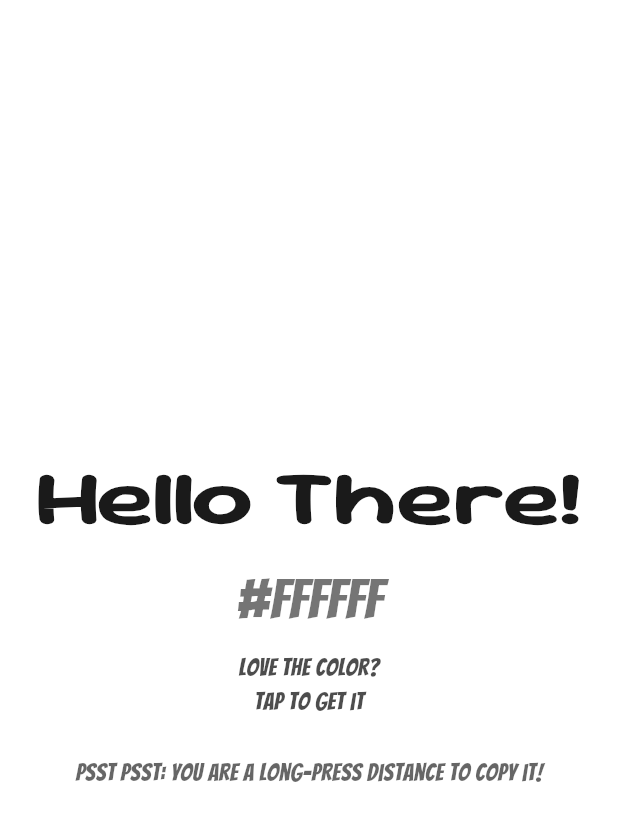
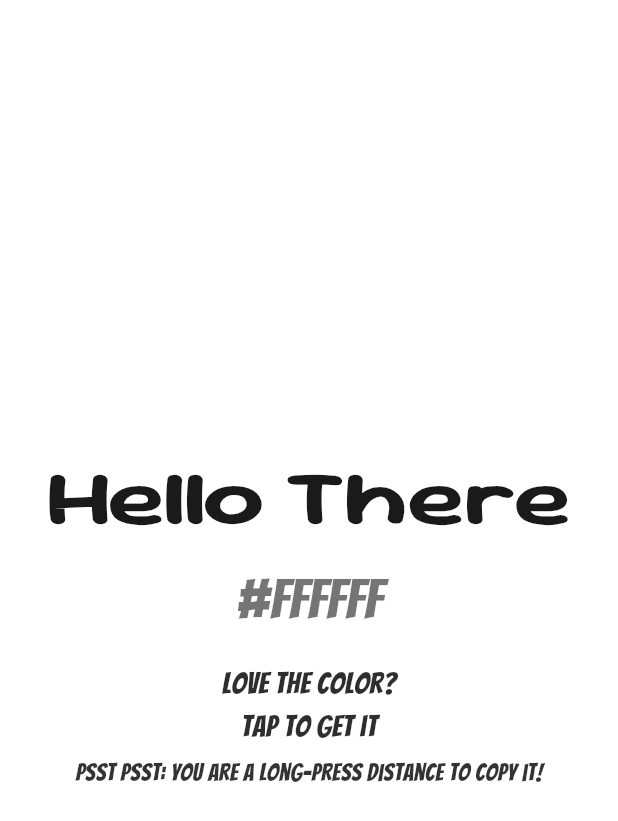
Before and after one commit to arguellesdev/solid_hello, a Flutter app: the screen it shows after launch, on a phone screen of 412 x 824 dp. Shown: the top 821 px of the screen. Run offline on Flutter 3.47's test engine with Material 3 defaults, Android fonts, the phone set to English and light mode, and no system bars.

Commit message:
refactor test and main

```diff
--- a/solid_hello/lib/app/app.dart
+++ b/solid_hello/lib/app/app.dart
@@ -0,0 +1,15 @@
+import 'package:flutter/material.dart';
+import 'package:solid_hello/app/features/hello_there/presentation/pages/hello_there.dart';
+
+class MyApp extends StatelessWidget {
+  const MyApp({super.key});
+
+  @override
+  Widget build(BuildContext context) {
+    return MaterialApp(
+      title: 'Hello There App for Solid Software',
+      home: const HelloThere(),
+      debugShowCheckedModeBanner: false,
+    );
+  }
+}
--- a/solid_hello/lib/app/features/hello_there/presentation/pages/hello_there.dart
+++ b/solid_hello/lib/app/features/hello_there/presentation/pages/hello_there.dart
@@ -16,7 +16,7 @@ class _HelloThereState extends State<HelloThere> {
 
   void _onTap() {
     setState(() {
-      _bgColor = _cs.generateRandomColor();
+      _bgColor = _cs.generate24BitColor(); //_cs.generateRandomColor();
       _textColor = _cs.readableOn(_bgColor);
     });
   }
@@ -27,7 +27,7 @@ class _HelloThereState extends State<HelloThere> {
     if (!mounted) return;
     ScaffoldMessenger.of(context).showSnackBar(
       SnackBar(
-        content: Text('Done!  $hex is now on your clipboard'),
+        content: Text('All set! $hex is now on your clipboard'),
         duration: const Duration(milliseconds: 1800),
       ),
     );
@@ -44,13 +44,18 @@ class _HelloThereState extends State<HelloThere> {
         child: InkWell(
           onTap: _onTap,
           onLongPress: _onLongPress,
+          splashColor: Colors.transparent,
+          highlightColor: Colors.transparent,
+          hoverColor: Colors.transparent,
+          focusColor: Colors.transparent,
+          overlayColor: const WidgetStatePropertyAll(Colors.transparent),
           child: SizedBox.expand(
             child: Center(
               child: Column(
                 mainAxisSize: MainAxisSize.min,
                 children: [
                   Text(
-                    'Hello There!',
+                    'Hello There',
                     textAlign: TextAlign.center,
                     style: TextStyle(
                       fontFamily: 'SourGummy',
@@ -71,26 +76,26 @@ class _HelloThereState extends State<HelloThere> {
                       fontFeatures: const [FontFeature.tabularFigures()],
                     ),
                   ),
-                  const SizedBox(height: 8),
+                  const SizedBox(height: 16),
                   Text(
                     'Love the color?\nTap to get it',
                     textAlign: TextAlign.center,
                     style: TextStyle(
                       fontFamily: 'Bangers',
                       fontWeight: FontWeight.w500,
-                      fontSize: 16,
-                      color: _textColor.withAlpha((0.7 * 255).toInt()),
+                      fontSize: 20,
+                      color: _textColor.withAlpha((0.82 * 255).toInt()),
                     ),
                   ),
-                  const SizedBox(height: 24),
+                  const SizedBox(height: 4),
                   Text(
                     'Psst psst: you are a long-press distance to copy it!',
-                    textAlign: TextAlign.end,
+                    textAlign: TextAlign.center,
                     style: TextStyle(
                       fontFamily: 'Bangers',
-                      fontWeight: FontWeight.w300,
+                      fontWeight: FontWeight.w500,
                       fontSize: 16,
-                      color: _textColor.withAlpha((0.6 * 255).toInt()),
+                      color: _textColor.withAlpha((0.8 * 255).toInt()),
                     ),
                   ),
                 ],
--- a/solid_hello/lib/main.dart
+++ b/solid_hello/lib/main.dart
@@ -1,36 +1,6 @@
 import 'package:flutter/material.dart';
-import 'package:solid_hello/app/features/hello_there/presentation/pages/hello_there.dart';
+import 'package:solid_hello/app/app.dart';
 
 void main() {
   runApp(const MyApp());
 }
-
-class MyApp extends StatelessWidget {
-  const MyApp({super.key});
-
-  @override
-  Widget build(BuildContext context) {
-    return MaterialApp(
-      title: 'Flutter Demo',
-      theme: ThemeData(
-        // This is the theme of your application.
-        //
-        // TRY THIS: Try running your application with "flutter run". You'll see
-        // the application has a purple toolbar. Then, without quitting the app,
-        // try changing the seedColor in the colorScheme below to Colors.green
-        // and then invoke "hot reload" (save your changes or press the "hot
-        // reload" button in a Flutter-supported IDE, or press "r" if you used
-        // the command line to start the app).
-        //
-        // Notice that the counter didn't reset back to zero; the application
-        // state is not lost during the reload. To reset the state, use hot
-        // restart instead.
-        //
-        // This works for code too, not just values: Most code changes can be
-        // tested with just a hot reload.
-        colorScheme: ColorScheme.fromSeed(seedColor: Colors.deepPurple),
-      ),
-      home: const HelloThere(),
-    );
-  }
-}
```
Also changed, not shown: solid_hello/assets/fonts/SourGummy_SemiExpanded-Bold.ttf (deleted), 1 other file.
